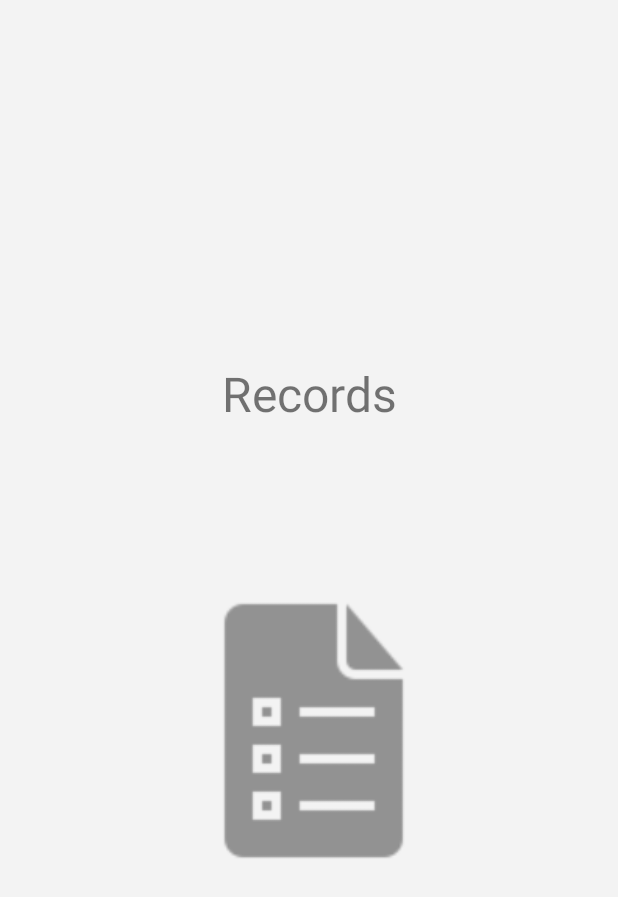
After one commit to whiteshadoww/ubiquitous-octo-guacamole, an Android app: the SplashActivity screen opened directly, with no data from a screen before it, on a phone screen of 412 x 824 dp. The commit adds this screen. Shown: the top 897 px of the screen. Run offline under Robolectric (Android 15) with nearby library versions, the phone set to English and light mode, and no system bars; our stand-ins replace Dagger/Hilt's generated code, RxJava.

Commit message:
update: final apk

```diff
--- a/app/src/main/AndroidManifest.xml
+++ b/app/src/main/AndroidManifest.xml
@@ -28,9 +28,8 @@
                 android:resource="@xml/file_provider_paths"/>
         </provider>
 
-        <activity
-            android:name=".activities.MainActivity">
-
+        <activity android:name=".activities.MainActivity"/>
+        <activity android:name=".activities.SplashActivity">
             <intent-filter>
                 <action android:name="android.intent.action.MAIN"/>
 
--- /dev/null
+++ b/app/src/main/java/me/snowshadow/customerlogs/activities/SplashActivity.kt
@@ -0,0 +1,25 @@
+package me.snowshadow.customerlogs.activities
+
+import android.annotation.SuppressLint
+import android.content.Intent
+import android.os.Bundle
+import androidx.appcompat.app.AppCompatActivity
+import io.reactivex.Observable
+import me.snowshadow.customerlogs.R
+import java.util.concurrent.TimeUnit
+
+class SplashActivity : AppCompatActivity() {
+
+    @SuppressLint("CheckResult")
+    override fun onCreate(savedInstanceState: Bundle?) {
+        super.onCreate(savedInstanceState)
+        setContentView(R.layout.activity_splash)
+
+        Observable.just(0)
+            .delay(3, TimeUnit.SECONDS)
+            .subscribe {
+                startActivity(Intent(this, MainActivity::class.java))
+                supportFinishAfterTransition()
+            }
+    }
+}
--- a/app/src/main/java/me/snowshadow/customerlogs/view/adapters/CustomerLogsAdapter.kt
+++ b/app/src/main/java/me/snowshadow/customerlogs/view/adapters/CustomerLogsAdapter.kt
@@ -32,7 +32,7 @@ class CustomerLogsAdapter :
         fun bind() {
             val item = getItem(adapterPosition) ?: return
 
-            Picasso.get().load(File(item.photo)).error(R.drawable.ic_launcher_foreground)
+            Picasso.get().load(File(item.photo)).error(R.drawable.icon)
                 .into(v.card_image__records)
             v.card_name.text = "${item.firstName} ${item.lastName}"
             v.card_id_no.text = item.idNo
--- /dev/null
+++ b/app/src/main/res/layout/activity_splash.xml
@@ -0,0 +1,36 @@
+<?xml version="1.0" encoding="utf-8"?>
+<androidx.constraintlayout.widget.ConstraintLayout
+    xmlns:android="http://schemas.android.com/apk/res/android"
+    xmlns:app="http://schemas.android.com/apk/res-auto"
+    xmlns:tools="http://schemas.android.com/tools"
+    android:layout_width="match_parent"
+    android:layout_height="match_parent"
+    android:background="@color/background"
+    tools:context=".activities.SplashActivity">
+
+
+    <androidx.appcompat.widget.AppCompatTextView
+        android:id="@+id/txt"
+        android:layout_width="match_parent"
+        android:layout_height="wrap_content"
+        android:gravity="center"
+        android:text="@string/app_name"
+        android:textSize="32sp"
+        app:layout_constraintBottom_toTopOf="@id/img"
+        app:layout_constraintLeft_toLeftOf="parent"
+        app:layout_constraintRight_toRightOf="parent"
+        app:layout_constraintTop_toTopOf="parent"
+        app:layout_constraintVertical_chainStyle="packed"/>
+
+    <androidx.appcompat.widget.AppCompatImageView
+        android:id="@+id/img"
+        android:layout_width="200dp"
+        android:layout_height="200dp"
+        android:layout_marginTop="100dp"
+        app:layout_constraintBottom_toBottomOf="parent"
+        app:layout_constraintLeft_toLeftOf="parent"
+        app:layout_constraintRight_toRightOf="parent"
+        app:layout_constraintTop_toBottomOf="@id/txt"
+        app:srcCompat="@drawable/icon"
+    />
+</androidx.constraintlayout.widget.ConstraintLayout>
```
Also changed, not shown: app/src/main/res/drawable-v24/ic_launcher_foreground.xml (deleted, +0 -34 lines), app/src/main/res/drawable/ic_launcher_background.xml (deleted, +0 -74 lines).
